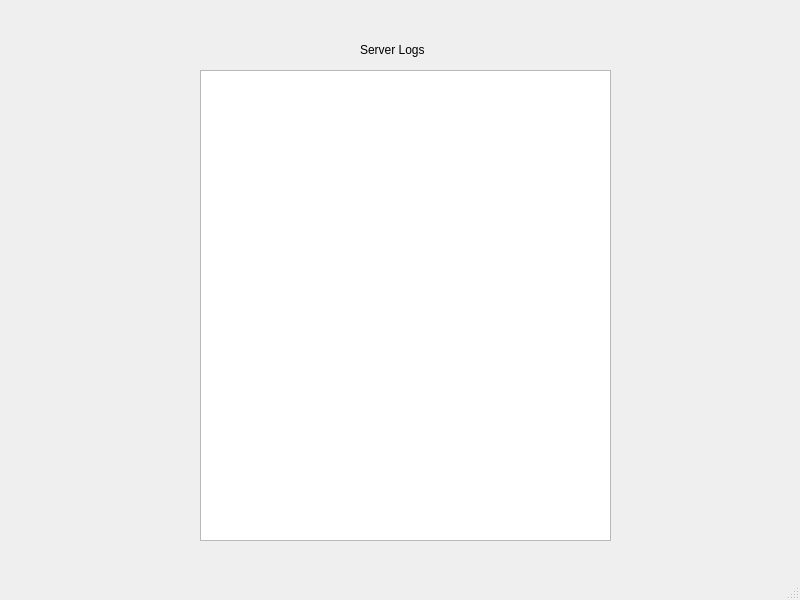
Qt form ThreadSocketServer/mainwindow.ui (lsh9672/Qt_tcp_socket) before a commit.
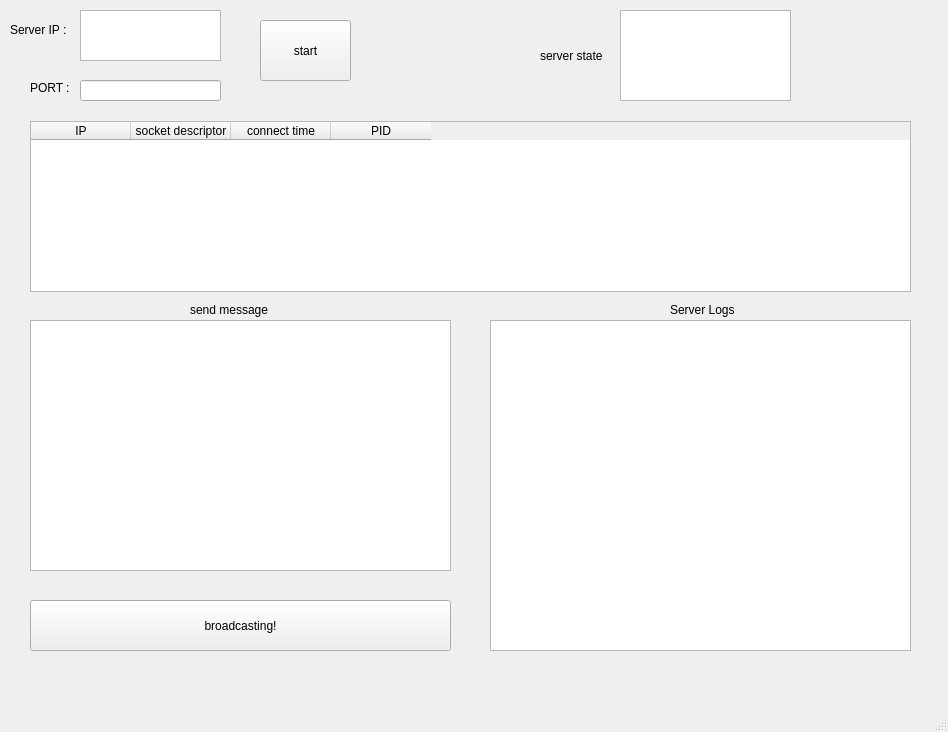
The same form after that commit.

Diff of the .ui file:
```diff
--- a/ThreadSocketServer/mainwindow.ui
+++ b/ThreadSocketServer/mainwindow.ui
@@ -6,8 +6,8 @@
    <rect>
     <x>0</x>
     <y>0</y>
-    <width>800</width>
-    <height>600</height>
+    <width>948</width>
+    <height>732</height>
    </rect>
   </property>
   <property name="windowTitle">
@@ -17,18 +17,18 @@
    <widget class="QTextBrowser" name="textBrowser">
     <property name="geometry">
      <rect>
-      <x>200</x>
-      <y>70</y>
-      <width>411</width>
-      <height>471</height>
+      <x>490</x>
+      <y>320</y>
+      <width>421</width>
+      <height>331</height>
      </rect>
     </property>
    </widget>
    <widget class="QLabel" name="label">
     <property name="geometry">
      <rect>
-      <x>360</x>
-      <y>40</y>
+      <x>670</x>
+      <y>300</y>
       <width>81</width>
       <height>20</height>
      </rect>
@@ -37,6 +37,154 @@
      <string>Server Logs</string>
     </property>
    </widget>
+   <widget class="QPushButton" name="pushButton_start">
+    <property name="geometry">
+     <rect>
+      <x>260</x>
+      <y>20</y>
+      <width>91</width>
+      <height>61</height>
+     </rect>
+    </property>
+    <property name="text">
+     <string>start</string>
+    </property>
+   </widget>
+   <widget class="QLabel" name="label_3">
+    <property name="geometry">
+     <rect>
+      <x>30</x>
+      <y>80</y>
+      <width>51</width>
+      <height>16</height>
+     </rect>
+    </property>
+    <property name="text">
+     <string>PORT : </string>
+    </property>
+   </widget>
+   <widget class="QLineEdit" name="lineEdit_port">
+    <property name="geometry">
+     <rect>
+      <x>80</x>
+      <y>80</y>
+      <width>141</width>
+      <height>21</height>
+     </rect>
+    </property>
+   </widget>
+   <widget class="QLabel" name="label_4">
+    <property name="geometry">
+     <rect>
+      <x>10</x>
+      <y>20</y>
+      <width>61</width>
+      <height>20</height>
+     </rect>
+    </property>
+    <property name="text">
+     <string>Server IP : </string>
+    </property>
+   </widget>
+   <widget class="QTextBrowser" name="textBrowser_server_state">
+    <property name="geometry">
+     <rect>
+      <x>620</x>
+      <y>10</y>
+      <width>171</width>
+      <height>91</height>
+     </rect>
+    </property>
+   </widget>
+   <widget class="QLabel" name="label_2">
+    <property name="geometry">
+     <rect>
+      <x>540</x>
+      <y>30</y>
+      <width>81</width>
+      <height>51</height>
+     </rect>
+    </property>
+    <property name="text">
+     <string>server state</string>
+    </property>
+   </widget>
+   <widget class="QTextEdit" name="textEdit_send_client">
+    <property name="geometry">
+     <rect>
+      <x>30</x>
+      <y>320</y>
+      <width>421</width>
+      <height>251</height>
+     </rect>
+    </property>
+   </widget>
+   <widget class="QPushButton" name="pushButton">
+    <property name="geometry">
+     <rect>
+      <x>30</x>
+      <y>600</y>
+      <width>421</width>
+      <height>51</height>
+     </rect>
+    </property>
+    <property name="text">
+     <string>broadcasting!</string>
+    </property>
+   </widget>
+   <widget class="QLabel" name="label_5">
+    <property name="geometry">
+     <rect>
+      <x>190</x>
+      <y>300</y>
+      <width>101</width>
+      <height>20</height>
+     </rect>
+    </property>
+    <property name="text">
+     <string>send message</string>
+    </property>
+   </widget>
+   <widget class="QTableWidget" name="tableWidget">
+    <property name="geometry">
+     <rect>
+      <x>30</x>
+      <y>121</y>
+      <width>881</width>
+      <height>171</height>
+     </rect>
+    </property>
+    <column>
+     <property name="text">
+      <string>IP</string>
+     </property>
+    </column>
+    <column>
+     <property name="text">
+      <string>socket descriptor</string>
+     </property>
+    </column>
+    <column>
+     <property name="text">
+      <string>connect time</string>
+     </property>
+    </column>
+    <column>
+     <property name="text">
+      <string>PID</string>
+     </property>
+    </column>
+   </widget>
+   <widget class="QTextBrowser" name="textBrowser_server_ip">
+    <property name="geometry">
+     <rect>
+      <x>80</x>
+      <y>10</y>
+      <width>141</width>
+      <height>51</height>
+     </rect>
+    </property>
+   </widget>
   </widget>
   <widget class="QMenuBar" name="menubar">
    <property name="geometry">
```
Left out of the diff: 2 changed lines with no effect on the pictures.
